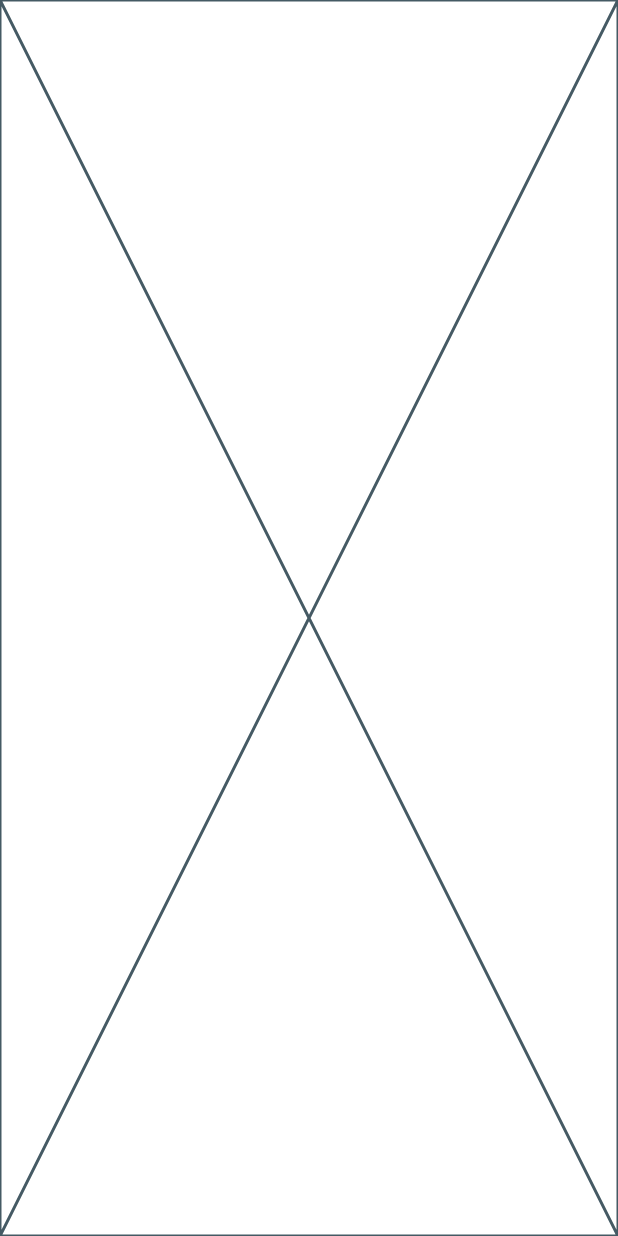
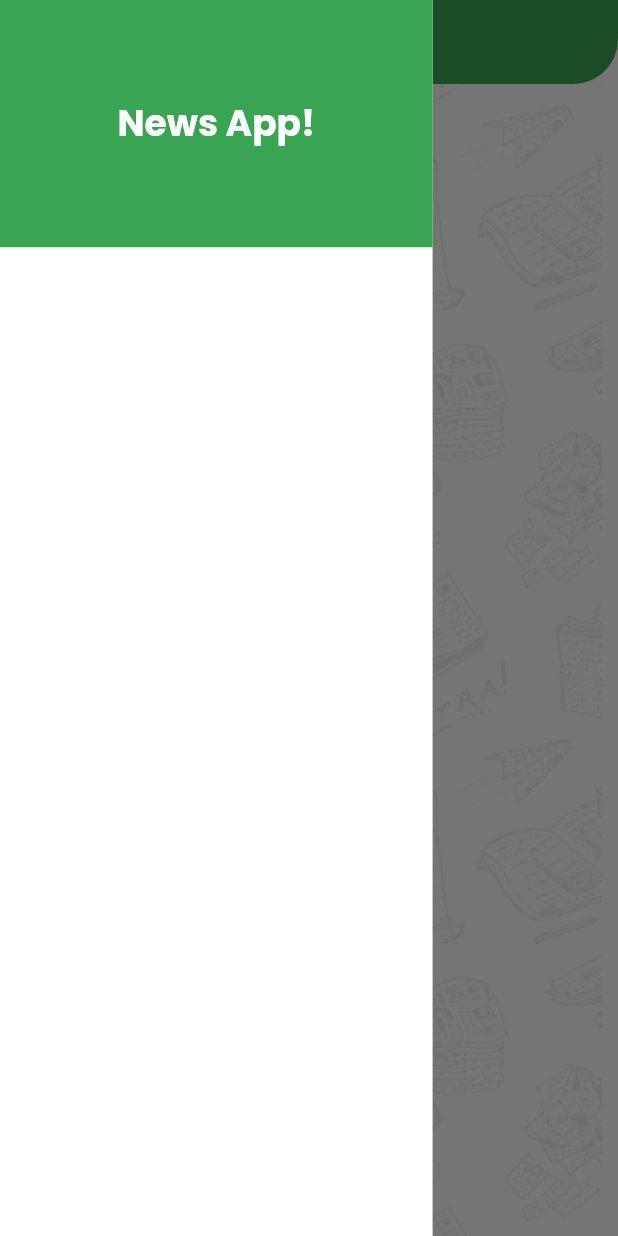
Before and after one commit to motazyusuf/newsApp, a Flutter app: the screen it shows after launch, with the side drawer open (before the commit the screen has no drawer), on a phone screen of 412 x 824 dp. Run offline on Flutter 3.47's test engine with Material 3 defaults, Android fonts, the phone set to English and light mode, and no system bars.

Commit message:
Added fonts, Customed drawer widget

```diff
--- a/lib/core/theme/application_theme_manager.dart
+++ b/lib/core/theme/application_theme_manager.dart
@@ -2,9 +2,31 @@ import 'package:flutter/material.dart';
 
 import 'color_palette.dart';
 
-class ApplicationThemeManager{
+class ApplicationThemeManager {
   static ThemeData theme = ThemeData(
-       primaryColor:  ColorPalette.primaryColor
-
-      );
+    scaffoldBackgroundColor: Colors.transparent,
+    primaryColor: ColorPalette.primaryColor,
+    appBarTheme: AppBarTheme(
+        centerTitle: true,
+        shape: const RoundedRectangleBorder(
+            borderRadius: BorderRadius.only(
+                bottomLeft: Radius.circular(30),
+                bottomRight: Radius.circular(30))),
+        color: ColorPalette.primaryColor),
+    iconTheme: IconThemeData(color: Colors.white, size: 30),
+    textTheme: const TextTheme(
+      headlineLarge: TextStyle(
+          fontFamily: "Poppins",
+          color: Colors.white,
+          fontSize: 24,
+          fontWeight: FontWeight.w700,
+          ),
+      titleLarge: TextStyle(
+          fontFamily: "Exo",
+          color: Colors.white,
+          fontSize: 22,
+          fontWeight: FontWeight.w400,
+          height: 29.24),
+    ),
+  );
 }
--- a/lib/features/pages/home/home_view.dart
+++ b/lib/features/pages/home/home_view.dart
@@ -1,10 +1,29 @@
 import 'package:flutter/material.dart';
+import 'package:news_app/features/pages/home/widgets/customed_drawer.dart';
 
 class HomeView extends StatelessWidget {
-  const HomeView({super.key});
+  HomeView({super.key});
 
   @override
   Widget build(BuildContext context) {
-    return const Placeholder();
+    var theme = Theme.of(context)!;
+    var height = MediaQuery.sizeOf(context).height;
+
+    return Container(
+      decoration: const BoxDecoration(
+          color: Colors.white,
+          image:
+              DecorationImage(image: AssetImage("assets/images/pattern.png"))),
+      child: Scaffold(
+        appBar: AppBar(
+          iconTheme: theme.iconTheme,
+          title: Text(
+            "News App",
+            style: theme.textTheme.titleLarge,
+          ),
+        ),
+        drawer: CustomedDrawer(),
+      ),
+    );
   }
 }
--- /dev/null
+++ b/lib/features/pages/home/widgets/customed_drawer.dart
@@ -0,0 +1,27 @@
+import 'package:flutter/material.dart';
+import 'package:news_app/core/theme/color_palette.dart';
+
+class CustomedDrawer extends StatelessWidget {
+  const CustomedDrawer({super.key});
+
+  @override
+  Widget build(BuildContext context) {
+    var height = MediaQuery.sizeOf(context).height;
+    var width = MediaQuery.sizeOf(context).width;
+    var theme = Theme.of(context);
+    return Container(
+      color: Colors.white,
+      width: width * 0.7,
+      child: Column(
+        children: [
+          Container(
+            height: height * 0.2,
+            width: double.infinity,
+            color: ColorPalette.primaryColor,
+            child: Center(child: Text("News App!", style: theme.textTheme.headlineLarge,)),
+          )
+        ],
+      ),
+    );
+  }
+}
```
Also changed, not shown: pubspec.yaml (+15 -11 lines), assets/fonts/Exo-Bold.ttf (added), assets/fonts/Exo-Medium.ttf (added), assets/fonts/Exo-Regular.ttf (added), assets/fonts/Exo-SemiBold.ttf (added), assets/fonts/Poppins-Bold.ttf (added), assets/fonts/Poppins-Medium.ttf (added), assets/fonts/Poppins-Regular.ttf (added), assets/fonts/Poppins-SemiBold.ttf (added).
